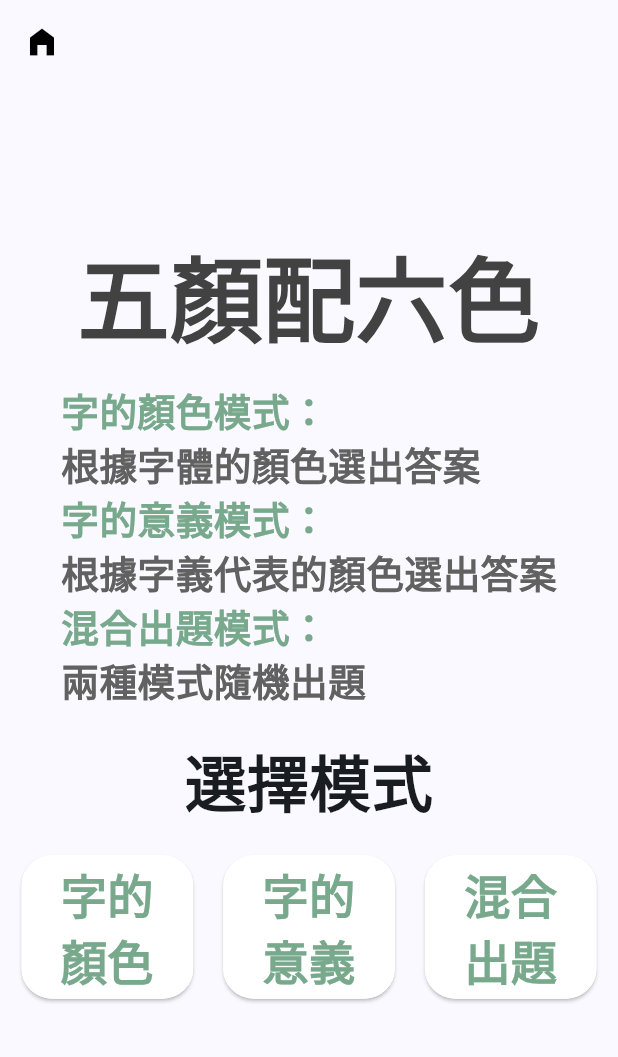
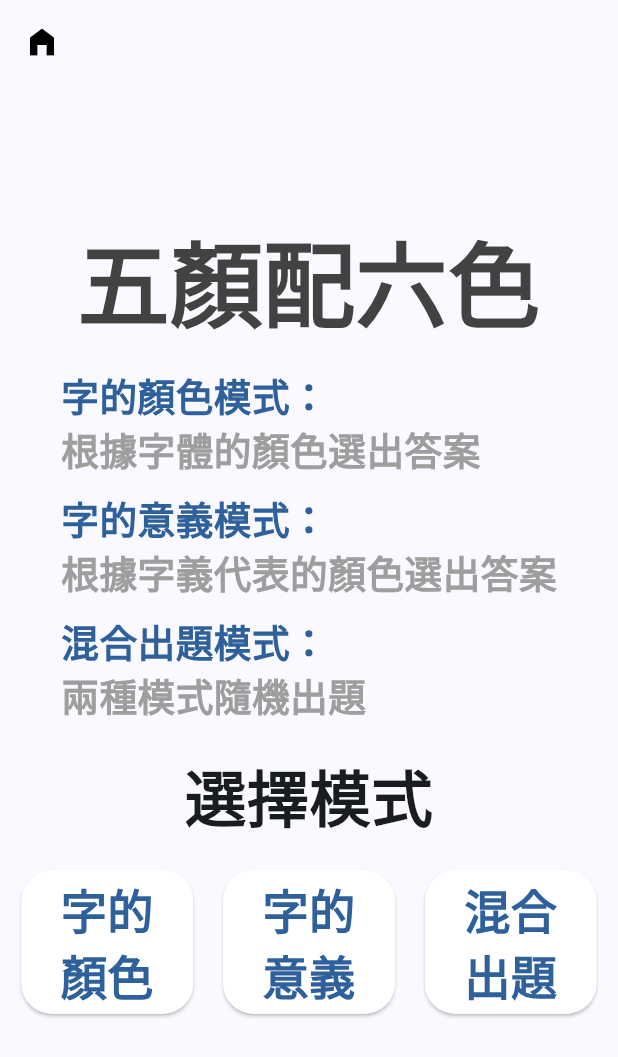
Before and after one commit to xwpi22/HEApp, a Flutter app: the ColorsVsWordGameReadyView screen opened by its route, on a phone screen of 412 x 824 dp. Shown: the top 1057 px of the screen. Run offline on Flutter 3.47's test engine with Material 3 defaults, Android fonts, the light colour scheme and no system bars; our stand-ins replace firebase_auth, firebase_core, flutter_screenutil, google_fonts, image_picker, material_design_icons_flutter and 2 more; accounts and stored records are empty; generated files the repository leaves out were written again.

Commit message:
commit 20241205

```diff
--- a/lib/games/colors_vs_words_game/colors_vs_word_game_ending_record_view.dart
+++ b/lib/games/colors_vs_words_game/colors_vs_word_game_ending_record_view.dart
@@ -141,7 +141,7 @@ class _CWEndingRecordViewState extends State<CWEndingRecordView> {
                     shape: const RoundedRectangleBorder(
                       borderRadius: BorderRadius.all(Radius.circular(30)),
                     ),
-                    backgroundColor: globColor,
+                    backgroundColor: Color(0xFF2E609C),
                     foregroundColor: Colors.white,
                   ),
                   onPressed: () async {
@@ -161,12 +161,12 @@ class _CWEndingRecordViewState extends State<CWEndingRecordView> {
                 ),
                 ElevatedButton(
                   style: ElevatedButton.styleFrom(
-                    maximumSize: Size(140.w, 100.h),
+                    maximumSize: Size(140.w, 80.h),
                     minimumSize: Size(120.w, 80.h),
                     shape: const RoundedRectangleBorder(
                       borderRadius: BorderRadius.all(Radius.circular(30)),
                     ),
-                    backgroundColor: globColor,
+                    backgroundColor: Color(0xFF2E609C),
                     foregroundColor: Colors.white,
                   ),
                   onPressed: () async {
--- a/lib/games/colors_vs_words_game/colors_vs_word_game_view.dart
+++ b/lib/games/colors_vs_words_game/colors_vs_word_game_view.dart
@@ -131,7 +131,7 @@ class _ColorvsWordGameViewState extends State<ColorvsWordGameView> {
 
     return Scaffold(
       // extendBodyBehindAppBar: true,
-      backgroundColor: const Color.fromARGB(255, 255, 240, 219),
+      // backgroundColor: const Color.fromARGB(255, 255, 240, 219),
       appBar: AppBar(
         leading: const BackButton(color: Colors.black),
         backgroundColor: Colors.transparent,
--- a/lib/games/colors_vs_words_game/colors_vs_word_ready_view.dart
+++ b/lib/games/colors_vs_words_game/colors_vs_word_ready_view.dart
@@ -56,7 +56,7 @@ class _ColorsVsWordGameReadyViewState extends State<ColorsVsWordGameReadyView> {
                   '字的顏色模式：',
                   style: GoogleFonts.permanentMarker(
                     fontSize: 22.sp,
-                    color: globColor,
+                    color: Color(0xFF2E609C),
                     fontWeight: FontWeight.bold,
                   ),
                   textAlign: TextAlign.left,
@@ -66,17 +66,20 @@ class _ColorsVsWordGameReadyViewState extends State<ColorsVsWordGameReadyView> {
                   '根據字體的顏色選出答案',
                   style: GoogleFonts.permanentMarker(
                     fontSize: 22.sp,
-                    color: Colors.grey.shade700,
+                    color: Colors.grey,
                     fontWeight: FontWeight.bold,
                   ),
                   textAlign: TextAlign.left,
                   textScaleFactor: 1,
                 ),
+                SizedBox(
+                  height: 10,
+                ),
                 Text(
                   '字的意義模式：',
                   style: GoogleFonts.permanentMarker(
                     fontSize: 22.sp,
-                    color: globColor,
+                    color: Color(0xFF2E609C),
                     fontWeight: FontWeight.bold,
                   ),
                   textAlign: TextAlign.left,
@@ -86,17 +89,20 @@ class _ColorsVsWordGameReadyViewState extends State<ColorsVsWordGameReadyView> {
                   '根據字義代表的顏色選出答案',
                   style: GoogleFonts.permanentMarker(
                     fontSize: 22.sp,
-                    color: Colors.grey.shade700,
+                    color: Colors.grey,
                     fontWeight: FontWeight.bold,
                   ),
                   textAlign: TextAlign.left,
                   textScaleFactor: 1,
                 ),
+                SizedBox(
+                  height: 10,
+                ),
                 Text(
                   '混合出題模式：',
                   style: GoogleFonts.permanentMarker(
                     fontSize: 22.sp,
-                    color: globColor,
+                    color: Color(0xFF2E609C),
                     fontWeight: FontWeight.bold,
                   ),
                   textAlign: TextAlign.left,
@@ -106,7 +112,7 @@ class _ColorsVsWordGameReadyViewState extends State<ColorsVsWordGameReadyView> {
                   '兩種模式隨機出題',
                   style: GoogleFonts.permanentMarker(
                     fontSize: 22.sp,
-                    color: Colors.grey.shade700,
+                    color: Colors.grey,
                     fontWeight: FontWeight.bold,
                   ),
                   textAlign: TextAlign.left,
@@ -152,7 +158,7 @@ class _ColorsVsWordGameReadyViewState extends State<ColorsVsWordGameReadyView> {
                     style: GoogleFonts.permanentMarker(
                       fontSize: 27.sp,
                       fontWeight: FontWeight.bold,
-                      color: globColor,
+                      color: Color(0xFF2E609C),
                     ),
                     textScaleFactor: 1,
                   ),
@@ -182,7 +188,7 @@ class _ColorsVsWordGameReadyViewState extends State<ColorsVsWordGameReadyView> {
                     style: GoogleFonts.permanentMarker(
                       fontSize: 27.sp,
                       fontWeight: FontWeight.bold,
-                      color: globColor,
+                      color: Color(0xFF2E609C),
                     ),
                     textScaleFactor: 1,
                   ),
@@ -212,7 +218,7 @@ class _ColorsVsWordGameReadyViewState extends State<ColorsVsWordGameReadyView> {
                     style: GoogleFonts.permanentMarker(
                       fontSize: 27.sp,
                       fontWeight: FontWeight.bold,
-                      color: globColor,
+                      color: Color(0xFF2E609C),
                     ),
                     textScaleFactor: 1,
                   ),
--- a/lib/games/number_connection_game/number_connection_game_buttons_view.dart
+++ b/lib/games/number_connection_game/number_connection_game_buttons_view.dart
@@ -60,7 +60,7 @@ class _WrapperButtonState extends State<WrapperButton> {
           // alignment: const Alignment(0.0, 0.0),
           shape: const CircleBorder(),
           padding: const EdgeInsets.all(10.0),
-          backgroundColor: _pressedFlag ? Colors.red : Colors.green,
+          backgroundColor: _pressedFlag ? Colors.red : Color(0xFF2E609C),
           foregroundColor: Colors.white,
           shadowColor: const Color.fromARGB(247, 186, 184, 184),
           textStyle: const TextStyle(
@@ -74,7 +74,7 @@ class _WrapperButtonState extends State<WrapperButton> {
                   color: Colors.red,
                 )
               : const BorderSide(
-                  color: Colors.green,
+                  color: Colors.white,
                 ),
 
           maximumSize: const Size(100, 100),
--- a/lib/games/number_connection_game/number_connection_game_view.dart
+++ b/lib/games/number_connection_game/number_connection_game_view.dart
@@ -138,10 +138,10 @@ class _NumberConnectionGameViewState extends State<NumberConnectionGameView> {
     return Center(
       child: Scaffold(
         // extendBodyBehindAppBar: true,
-        backgroundColor: const Color.fromARGB(255, 255, 240, 219),
+        // backgroundColor: Colors.white,
         appBar: AppBar(
-          leading: const BackButton(color: Colors.black),
-          backgroundColor: Colors.transparent,
+          leading: const BackButton(color: Colors.white),
+          backgroundColor: Color(0xFF2E609C),
           elevation: 0,
         ),
         extendBody: false,
--- a/lib/games/soldiers_in_formation/soldiers_in_formation_ready_view.dart
+++ b/lib/games/soldiers_in_formation/soldiers_in_formation_ready_view.dart
@@ -57,7 +57,7 @@ class _SoldiersInFormationGameReadyViewState
                   '遊戲玩法：',
                   style: GoogleFonts.permanentMarker(
                     fontSize: 22.sp,
-                    color: globColor,
+                    color: Color(0xFF2E609C),
                     fontWeight: FontWeight.bold,
                   ),
                   textAlign: TextAlign.left,
@@ -67,7 +67,7 @@ class _SoldiersInFormationGameReadyViewState
                   '請快速的依照由左至右\n由上而下的順序',
                   style: GoogleFonts.permanentMarker(
                     fontSize: 22.sp,
-                    color: Colors.grey.shade700,
+                    color: Colors.grey,
                     fontWeight: FontWeight.bold,
                   ),
                   textAlign: TextAlign.left,
@@ -116,7 +116,7 @@ class _SoldiersInFormationGameReadyViewState
                 style: GoogleFonts.permanentMarker(
                   fontSize: 27.sp,
                   fontWeight: FontWeight.bold,
-                  color: globColor,
+                  color: Color(0xFF2E609C),
                 ),
               ),
             ),
--- a/lib/main.dart
+++ b/lib/main.dart
@@ -73,9 +73,10 @@ class MyApp extends StatelessWidget {
             titleLarge: TextStyle(fontSize: 30.0.sp),
             bodyLarge: TextStyle(fontSize: 24.0.sp),
             bodyMedium: TextStyle(fontSize: 20.0.sp),
-            bodySmall: TextStyle(fontSize: 14.0.sp),
+            bodySmall: TextStyle(fontSize: 14.0.sp, color: Colors.black),
             labelLarge: TextStyle(fontSize: 20.0.sp),
-            labelMedium: TextStyle(fontSize: 16.0.sp),
+            labelMedium:
+                TextStyle(fontSize: 16.0.sp, color: Colors.grey.shade400),
           ),
           buttonTheme: const ButtonThemeData(
             buttonColor: Color(0xFF2E609C),
```
Also changed, not shown: lib/games/colors_vs_words_game/colors_vs_word_game_ending_view.dart (+5 -2 lines), lib/games/number_connection_game/number_connection_game_ending_record_view.dart (+5 -2 lines), lib/games/number_connection_game/number_connection_game_over_view.dart (+5 -2 lines), lib/games/number_connection_game/number_connection_game_ready_view.dart (+13 -13 lines), lib/games/number_connection_game/number_connection_game_steady_view.dart (+25 -7 lines), lib/games/soldiers_in_formation/soldiers_in_formation_game_ending_record_view.dart (+5 -2 lines), lib/games/soldiers_in_formation/soldiers_in_formation_game_ending_view.dart (+5 -2 lines), lib/games/soldiers_in_formation/soldiers_in_formation_game_view.dart (+6 -5 lines), lib/views/login_email_view/register_view.dart (+4 -5 lines), lib/views/login_email_view/verified.dart (+11 -8 lines).
